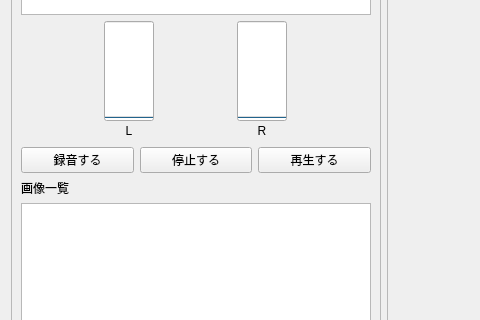
First picture: the form in ui/recordWithPhotoDialog.ui, repository yufujimoto/SurveyDataCollector, before the edit; both pictures show x 0 to 480 and y 130 to 450 of the 800 by 601 pixel window.
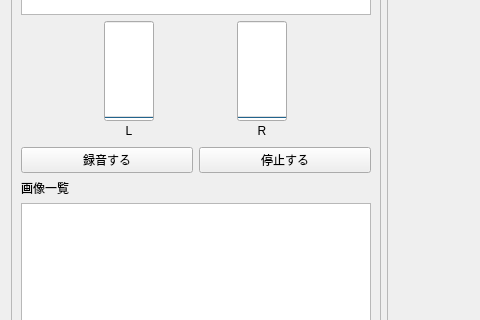
Second picture: the form after the edit.

Patch:
```diff
--- a/ui/recordWithPhotoDialog.ui
+++ b/ui/recordWithPhotoDialog.ui
@@ -186,13 +186,6 @@
             </property>
            </widget>
           </item>
-          <item>
-           <widget class="QPushButton" name="btn_play">
-            <property name="text">
-             <string>再生する</string>
-            </property>
-           </widget>
-          </item>
          </layout>
         </item>
         <item>
```
